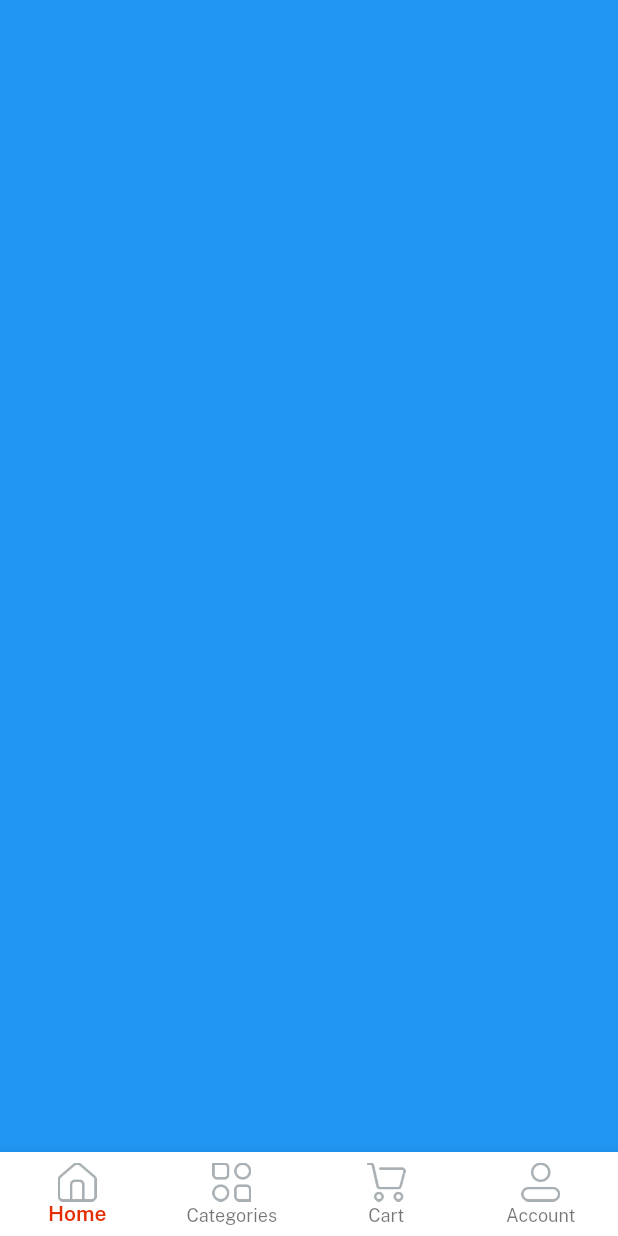
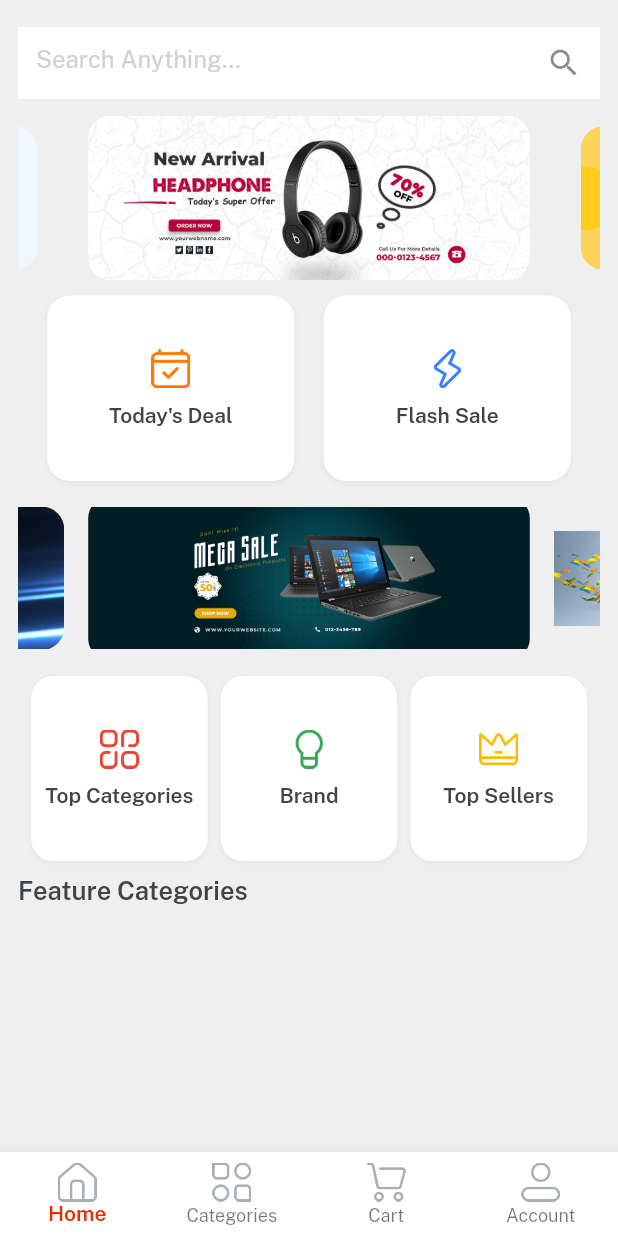
Before and after one commit to KABITATHUYAJU98/ecom_app_flutter, a Flutter app: the screen it shows after launch, after a tap on "Log in", on a phone screen of 412 x 824 dp. Run offline on Flutter 3.47's test engine with Material 2 defaults, Android fonts, the phone set to English and light mode, and no system bars; drawn by our look-alikes of velocity_x; our stand-ins replace get.

Commit message:
'added_home_screen

```diff
--- a/lib/constts/list.dart
+++ b/lib/constts/list.dart
@@ -1,3 +1,7 @@
 import 'package:ecom_app_ddbahinicreation/constts/consts.dart';
 
 const socialIconsList = [icFacebookLogo, icGoogleLogo, icTwitterLogo];
+
+const brandsSliderList = [imgSlider1, imgSlider2, imgSlider3, imgSlider4];
+
+const secondSliderList = [imgSs1, imgSs2, imgSs3, imgSs4];
--- a/lib/constts/strings.dart
+++ b/lib/constts/strings.dart
@@ -17,8 +17,17 @@
 const termsAndCond = "Terms & Conditions";
 const alreadyHaveAccount = "Already have an account? ";
 
-//Strings used for home screen
+//Strings used for Home
 const home = "Home",
     categories = "Categories",
     cart = "Cart",
     account = "Account";
+
+//Strings for HomeScreen
+const searchAnything = "Search Anything...",
+    todayDeal = "Today's Deal",
+    flashSale = "Flash Sale",
+    topSellers = "Top Sellers",
+    brand = "Brand",
+    topCategories = "Top Categories",
+    featureCategories = "Feature Categories";
--- a/lib/views/auth_screen/login_screen.dart
+++ b/lib/views/auth_screen/login_screen.dart
@@ -1,7 +1,7 @@
 import 'package:ecom_app_ddbahinicreation/constts/consts.dart';
 import 'package:ecom_app_ddbahinicreation/constts/list.dart';
 import 'package:ecom_app_ddbahinicreation/views/auth_screen/signup_screen.dart';
-import 'package:ecom_app_ddbahinicreation/views/home_screen/home_screen.dart';
+import 'package:ecom_app_ddbahinicreation/views/home_screen/home.dart';
 import 'package:ecom_app_ddbahinicreation/widgets_common/applogo_widget.dart';
 import 'package:ecom_app_ddbahinicreation/widgets_common/bg_widget.dart';
 import 'package:ecom_app_ddbahinicreation/widgets_common/custom_textfield.dart';
@@ -38,7 +38,7 @@
                   title: login,
                   textColor: whiteColor,
                   onPress: () {
-                    Get.to(() => const HomeScreen());
+                    Get.to(() => const Home());
                   }).box.width(context.screenWidth - 50).make(),
               5.heightBox,
               createNewAccount.text.color(fontGrey).make(),
--- /dev/null
+++ b/lib/views/cart_screen/cart_screen.dart
@@ -0,0 +1,14 @@
+import 'package:ecom_app_ddbahinicreation/constts/consts.dart';
+import 'package:flutter/foundation.dart';
+import 'package:flutter/widgets.dart';
+
+class CartScreen extends StatelessWidget {
+  const CartScreen({super.key});
+
+  @override
+  Widget build(BuildContext context) {
+    return Container(
+      color: Colors.purple,
+    );
+  }
+}
--- /dev/null
+++ b/lib/views/category_screen/category_screen.dart
@@ -0,0 +1,14 @@
+import 'package:ecom_app_ddbahinicreation/constts/consts.dart';
+import 'package:flutter/foundation.dart';
+import 'package:flutter/widgets.dart';
+
+class CategoryScreen extends StatelessWidget {
+  const CategoryScreen({super.key});
+
+  @override
+  Widget build(BuildContext context) {
+    return Container(
+      color: Colors.yellow,
+    );
+  }
+}
--- /dev/null
+++ b/lib/views/home_screen/home.dart
@@ -0,0 +1,78 @@
+import 'package:ecom_app_ddbahinicreation/constts/consts.dart';
+import 'package:ecom_app_ddbahinicreation/constts/images.dart';
+import 'package:ecom_app_ddbahinicreation/controller/home_controller.dart';
+import 'package:ecom_app_ddbahinicreation/views/cart_screen/cart_screen.dart';
+import 'package:ecom_app_ddbahinicreation/views/category_screen/category_screen.dart';
+import 'package:ecom_app_ddbahinicreation/views/home_screen/home_screen.dart';
+import 'package:ecom_app_ddbahinicreation/views/profile_screen/profile_screen.dart';
+import 'package:flutter/material.dart';
+import 'package:get/get.dart';
+
+//we are just creating structure for home in this file
+class Home extends StatelessWidget {
+  const Home({super.key});
+
+  @override
+  Widget build(BuildContext context) {
+    //init home controller
+    var controller = Get.put(HomeController());
+
+    var navbarItem = [
+      BottomNavigationBarItem(
+          icon: Image.asset(
+            icHome,
+            width: 26,
+          ),
+          label: home),
+      BottomNavigationBarItem(
+          icon: Image.asset(
+            icCategories,
+            width: 26,
+          ),
+          label: categories),
+      BottomNavigationBarItem(
+          icon: Image.asset(
+            icCart,
+            width: 26,
+          ),
+          label: cart),
+      BottomNavigationBarItem(
+          icon: Image.asset(
+            icProfile,
+            width: 26,
+          ),
+          label: account),
+    ];
+
+    //to show the body according to the nav
+    var navBody = [
+      HomeScreen(),
+      CategoryScreen(),
+      CartScreen(),
+      ProfileScreen(),
+    ];
+
+    return Scaffold(
+        body: Column(
+          children: [
+            //wrap with obx to show the dynamic change of screen
+            Obx(() => Expanded(
+                child: navBody.elementAt(controller.currentNavIndex.value)))
+          ],
+        ),
+        bottomNavigationBar: Obx(
+          () => BottomNavigationBar(
+            currentIndex: controller.currentNavIndex.value,
+            type: BottomNavigationBarType.fixed,
+            selectedLabelStyle: TextStyle(fontFamily: semibold),
+            selectedItemColor: redColor,
+            backgroundColor: whiteColor,
+            items: navbarItem,
+            onTap: (value) {
+              //value will be current value of nav index
+              controller.currentNavIndex.value = value;
+            },
+          ),
+        ));
+  }
+}
--- a/lib/views/home_screen/home_screen.dart
+++ b/lib/views/home_screen/home_screen.dart
@@ -1,80 +1,128 @@
 import 'package:ecom_app_ddbahinicreation/constts/consts.dart';
-import 'package:ecom_app_ddbahinicreation/constts/images.dart';
-import 'package:ecom_app_ddbahinicreation/controller/home_controller.dart';
-import 'package:flutter/material.dart';
-import 'package:get/get.dart';
+import 'package:ecom_app_ddbahinicreation/constts/list.dart';
+import 'package:ecom_app_ddbahinicreation/widgets_common/home_buttons.dart';
+import 'package:flutter/foundation.dart';
+import 'package:flutter/widgets.dart';
 
 class HomeScreen extends StatelessWidget {
   const HomeScreen({super.key});
 
   @override
   Widget build(BuildContext context) {
-    //init home controller
-    var controller = Get.put(HomeController());
+    return Container(
+      padding: const EdgeInsets.all(12),
+      color: lightGrey,
+      width: context.screenWidth,
+      height: context.screenHeight,
+      child: SafeArea(
+          child: Column(
+        children: [
+          Container(
+            alignment: Alignment.center,
+            height: 60,
+            color: lightGrey,
+            child: TextFormField(
+              decoration: InputDecoration(
+                border: InputBorder.none,
+                suffixIcon: Icon(Icons.search),
+                filled: true,
+                fillColor: whiteColor,
+                hintText: searchAnything,
+                hintStyle: TextStyle(color: textfieldGrey),
+              ),
+            ),
+          ),
+          5.heightBox,
+          Expanded(
+            child: SingleChildScrollView(
+              physics: const BouncingScrollPhysics(),
+              child: Column(
+                children: [
+                  //Creating swappers for brand | also create list for brands
+                  VxSwiper.builder(
+                      //to remove the unnecessary spaces here..
+                      aspectRatio: 16 / 9,
+                      autoPlay: true,
+                      height: 110,
+                      enlargeCenterPage: true,
+                      itemCount: brandsSliderList.length,
+                      itemBuilder: (context, index) {
+                        return Image.asset(brandsSliderList[index],
+                                fit: BoxFit.fitWidth)
+                            .box
+                            .rounded
+                            .clip(Clip.antiAlias)
+                            .margin(EdgeInsets.symmetric(horizontal: 8))
+                            .make();
+                      }),
+                  10.heightBox,
 
-    var navbarItem = [
-      BottomNavigationBarItem(
-          icon: Image.asset(
-            icHome,
-            width: 26,
-          ),
-          label: home),
-      BottomNavigationBarItem(
-          icon: Image.asset(
-            icCategories,
-            width: 26,
-          ),
-          label: categories),
-      BottomNavigationBarItem(
-          icon: Image.asset(
-            icCart,
-            width: 26,
-          ),
-          label: cart),
-      BottomNavigationBarItem(
-          icon: Image.asset(
-            icProfile,
-            width: 26,
-          ),
-          label: account),
-    ];
+                  //showing deals buttons
+                  Row(
+                      mainAxisAlignment: MainAxisAlignment.spaceEvenly,
+                      children: List.generate(
+                          2,
+                          (index) => homeButtons(
+                                width: context.screenWidth / 2.5,
+                                height: context.screenHeight * 0.15,
+                                icon: index == 0 ? icTodaysDeal : icFlashDeal,
+                                title: index == 0 ? todayDeal : flashSale,
+                              ))),
+                  10.heightBox,
 
-    //to show the body according to the nav
-    var navBody = [
-      Container(
-        color: Colors.blue,
-      ),
-      Container(
-        color: Colors.amber,
-      ),
-      Container(
-        color: Colors.purple,
-      ),
-      Container(
-        color: Colors.cyan,
-      )
-    ];
+                  //2nd Swippers for homescreen
+                  VxSwiper.builder(
+                      aspectRatio: 16 / 9,
+                      autoPlay: true,
+                      height: 110,
+                      enlargeCenterPage: true,
+                      itemCount: secondSliderList.length,
+                      itemBuilder: (context, index) {
+                        return Image.asset(secondSliderList[index],
+                                fit: BoxFit.fitWidth)
+                            .box
+                            .rounded
+                            .clip(Clip.antiAlias)
+                            .margin(EdgeInsets.symmetric(horizontal: 8))
+                            .make();
+                      }),
 
-    return Scaffold(
-        body: Column(
-          children: [
-            //wrap with obx to show the dynamic change of screen
-            Obx(() => Expanded(child: navBody.elementAt(controller.currentNavIndex.value)))
-          ],
-        ),
-        bottomNavigationBar: Obx(
-          () => BottomNavigationBar(
-            currentIndex: controller.currentNavIndex.value,
-            type: BottomNavigationBarType.fixed,
-            selectedLabelStyle: TextStyle(fontFamily: semibold),
-            selectedItemColor: redColor,
-            backgroundColor: whiteColor,
-            items: navbarItem,
-            onTap: (value) {
-              //value will be current value of nav index
-              controller.currentNavIndex.value = value;
-            },
-          ),
-        ));
+                  10.heightBox,
+                  Row(
+                      mainAxisAlignment: MainAxisAlignment.spaceEvenly,
+                      children: List.generate(
+                          3,
+                          (index) => homeButtons(
+                                height: context.screenHeight * 0.15,
+                                width: context.screenWidth / 3.5,
+                                icon: index == 0
+                                    ? icTopCategories
+                                    : index == 1
+                                        ? icBrands
+                                        : icTopSeller,
+                                title: index == 0
+                                    ? topCategories
+                                    : index == 1
+                                        ? brand
+                                        : topSellers,
+                              ))),
+
+                  //Feature Categories  in home screen
+                  10.heightBox,
+                  Align(
+                    alignment: Alignment.centerLeft,
+                    child: featureCategories.text
+                        .color(darkFontGrey)
+                        .size(17)
+                        .fontFamily(semibold)
+                        .make(),
+                  )
+                ],
+              ),
+            ),
+          )
+        ],
+      )),
+    );
   }
 }
--- /dev/null
+++ b/lib/views/profile_screen/profile_screen.dart
@@ -0,0 +1,14 @@
+import 'package:ecom_app_ddbahinicreation/constts/consts.dart';
+import 'package:flutter/foundation.dart';
+import 'package:flutter/widgets.dart';
+
+class ProfileScreen extends StatelessWidget {
+  const ProfileScreen({super.key});
+
+  @override
+  Widget build(BuildContext context) {
+    return Container(
+      color: Colors.red,
+    );
+  }
+}
--- /dev/null
+++ b/lib/widgets_common/home_buttons.dart
@@ -0,0 +1,15 @@
+import 'package:ecom_app_ddbahinicreation/constts/consts.dart';
+
+Widget homeButtons({width, height, icon, String? title}) {
+  return Column(
+    mainAxisAlignment: MainAxisAlignment.center,
+    children: [
+      Image.asset(
+        icon,
+        width: 26,
+      ),
+      10.heightBox,
+      title!.text.fontFamily(semibold).color(darkFontGrey).make(),
+    ],
+  ).box.rounded.white.size(width, height).shadowSm.make();
+}
```
